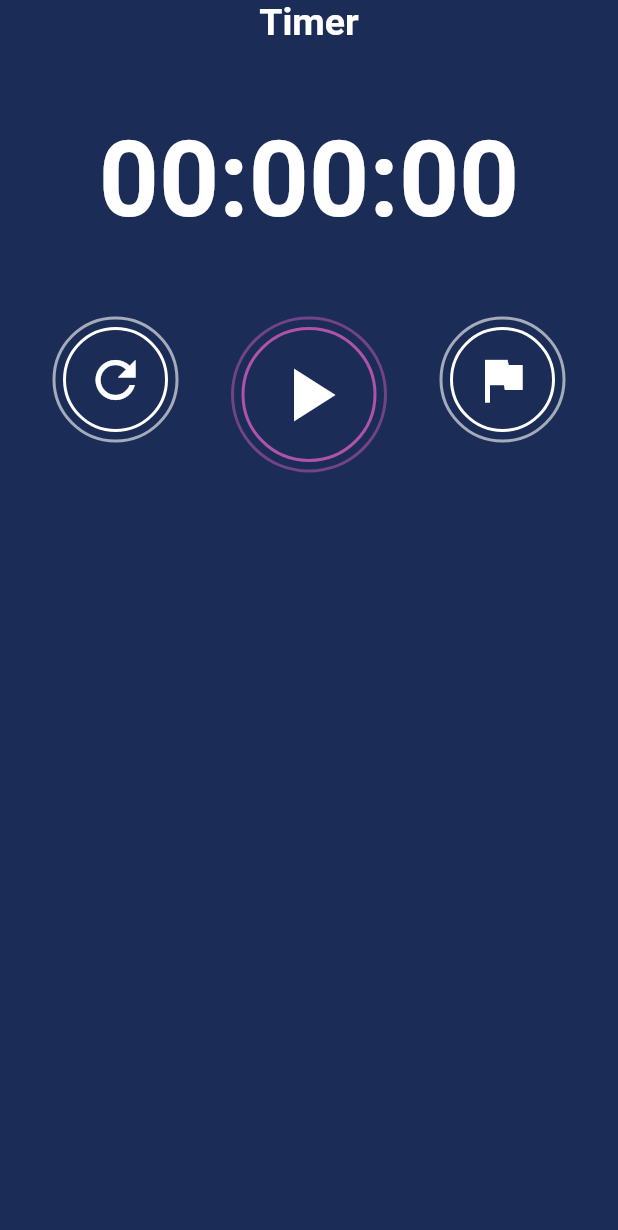
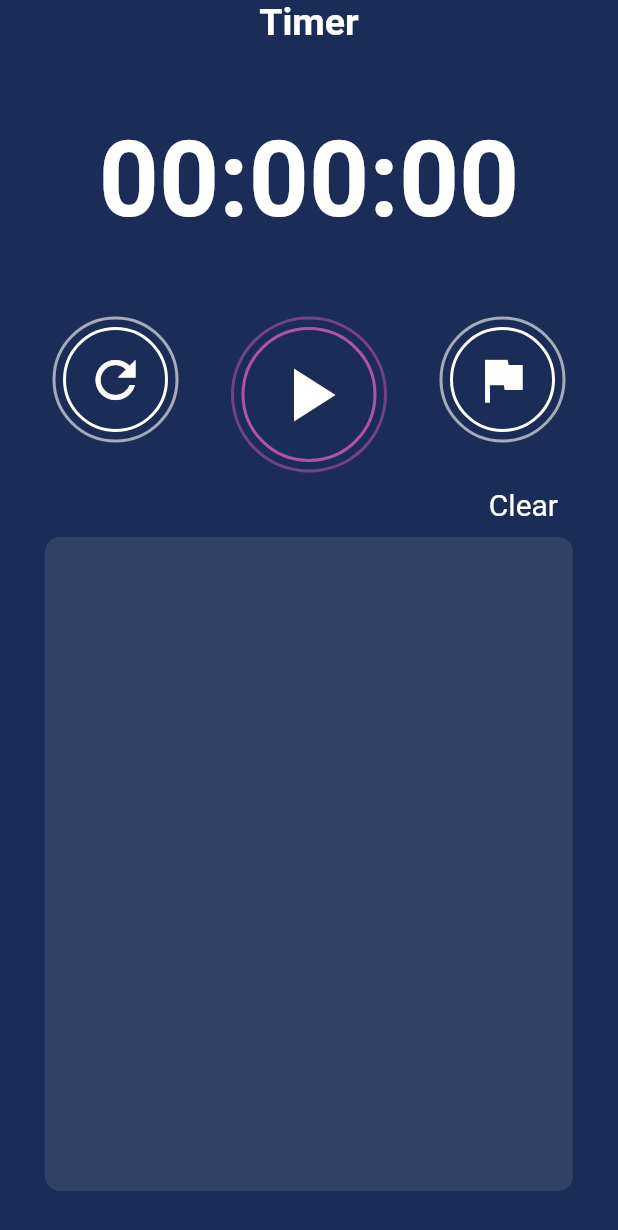
Before and after one commit to feMoraes0/stopwatch-app, a Flutter app: the screen it shows after launch, on a phone screen of 412 x 824 dp. Shown: the top 1230 px of the screen. Run offline on Flutter 3.47's test engine with Material 2 defaults, Android fonts, the phone set to English and light mode, and no system bars.

Commit message:
feat: laps and clear lap list

```diff
--- a/lib/screens/home.dart
+++ b/lib/screens/home.dart
@@ -8,10 +8,27 @@ class Home extends StatefulWidget {
 }
 
 class _HomeState extends State<Home> {
-
   int seconds = 0, minutes = 0, hours = 0;
   Timer timer;
   bool active = false;
+  List laps = [];
+
+  void cleanLaps() {
+    setState(() {
+      this.laps = [];
+    });
+  }
+
+  void addLap() {
+    String lap = ((this.hours >= 10) ? '${this.hours}' : '0${this.hours}') +
+        ':' +
+        ((this.minutes >= 10) ? '${this.minutes}' : '0${this.minutes}') +
+        ':' +
+        ((this.seconds >= 10) ? '${this.seconds}' : '0${this.seconds}');
+    setState(() {
+      this.laps.add(lap);
+    });
+  }
 
   void stop() {
     this.timer.cancel();
@@ -21,8 +38,7 @@ class _HomeState extends State<Home> {
   }
 
   void reset() {
-    if(timer != null)
-      this.timer.cancel();
+    if (timer != null) this.timer.cancel();
     setState(() {
       this.seconds = 0;
       this.minutes = 0;
@@ -39,9 +55,9 @@ class _HomeState extends State<Home> {
       int localSeconds = this.seconds + 1;
       int localMinutes = this.minutes;
       int localHours = this.hours;
-      if(localSeconds > 60) {
+      if (localSeconds > 60) {
         localMinutes++;
-        if(localMinutes > 60) {
+        if (localMinutes > 60) {
           localHours++;
           localMinutes = 0;
         } else {
@@ -64,6 +80,7 @@ class _HomeState extends State<Home> {
     return Scaffold(
       backgroundColor: theme.backgroundColor,
       body: SafeArea(
+        bottom: false,
         child: Center(
           child: Column(
             children: <Widget>[
@@ -78,11 +95,15 @@ class _HomeState extends State<Home> {
               Container(
                 margin: const EdgeInsets.symmetric(vertical: 50.0),
                 child: Text(
-                  ((this.hours >= 10) ? '${this.hours}' : '0${this.hours}')
-                  + ':'
-                  + ((this.minutes >= 10) ? '${this.minutes}' : '0${this.minutes}')
-                  + ':'
-                  + ((this.seconds >= 10) ? '${this.seconds}' : '0${this.seconds}'),
+                  ((this.hours >= 10) ? '${this.hours}' : '0${this.hours}') +
+                      ':' +
+                      ((this.minutes >= 10)
+                          ? '${this.minutes}'
+                          : '0${this.minutes}') +
+                      ':' +
+                      ((this.seconds >= 10)
+                          ? '${this.seconds}'
+                          : '0${this.seconds}'),
                   style: TextStyle(
                     fontSize: 70.0,
                     fontWeight: FontWeight.w600,
@@ -164,7 +185,9 @@ class _HomeState extends State<Home> {
                       ),
                     ),
                   ),
-                  Container(
+                  GestureDetector(
+                    onTap: this.addLap,
+                    child: Container(
                       padding: const EdgeInsets.all(5.0),
                       decoration: BoxDecoration(
                         border: Border.all(
@@ -196,7 +219,59 @@ class _HomeState extends State<Home> {
                         ),
                       ),
                     ),
+                  ),
                 ],
+              ),
+              Container(
+                padding: const EdgeInsets.symmetric(
+                  vertical: 10.0,
+                  horizontal: 40.0,
+                ),
+                child: Row(
+                  mainAxisAlignment: MainAxisAlignment.end,
+                  children: <Widget>[
+                    GestureDetector(
+                      onTap: this.cleanLaps,
+                      child: Text(
+                        'Clear',
+                        style: TextStyle(
+                          color: Colors.white,
+                          fontSize: 20.0,
+                        ),
+                      ),
+                    ),
+                  ],
+                ),
+              ),
+              Expanded(
+                child: Padding(
+                  padding: const EdgeInsets.fromLTRB(30.0, 0.0, 30.0, 30.0),
+                  child: Container(
+                    padding: const EdgeInsets.all(10.0),
+                    decoration: BoxDecoration(
+                      color: Colors.white10,
+                      borderRadius: BorderRadius.circular(10.0),
+                    ),
+                    child: ListView.builder(
+                      itemCount: this.laps.length,
+                      itemBuilder: (context, index) {
+                        return Container(
+                          margin: const EdgeInsets.symmetric(
+                            vertical: 5.0,
+                          ),
+                          child: Text(
+                            '$index - ${this.laps[index]}',
+                            textAlign: TextAlign.center,
+                            style: TextStyle(
+                              color: Colors.white,
+                              fontSize: 30.0,
+                            ),
+                          ),
+                        );
+                      },
+                    ),
+                  ),
+                ),
               )
             ],
           ),
```
Lines whose indentation alone changed are shown as unchanged.
